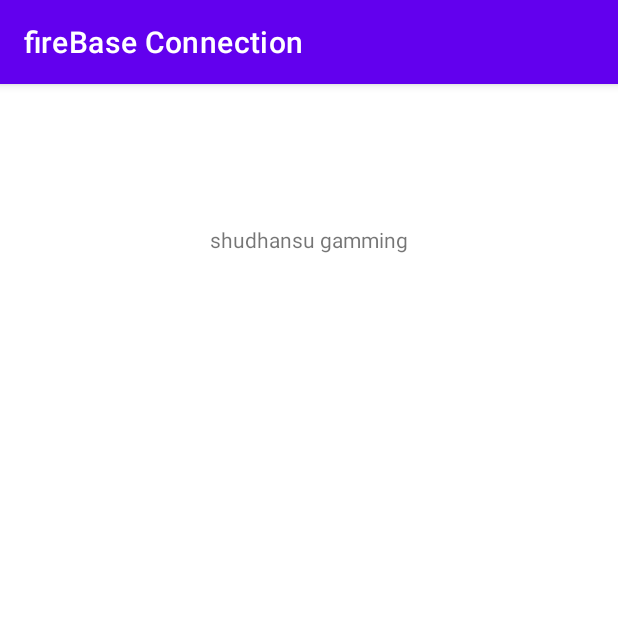
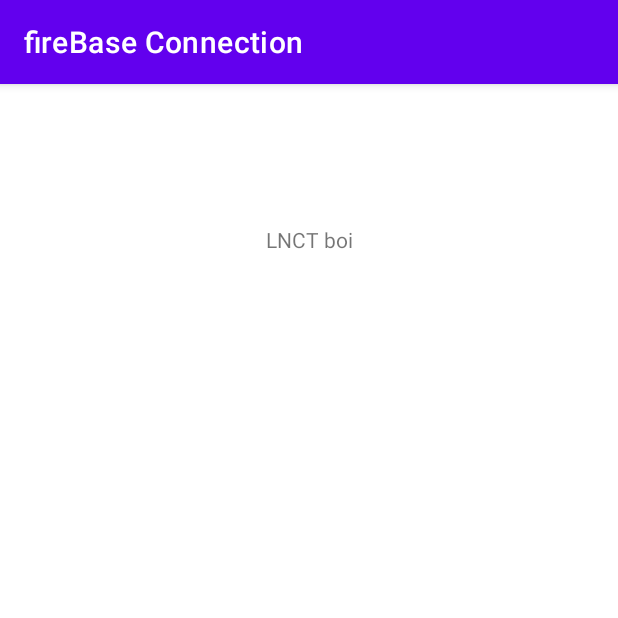
Before and after one commit to KalashBharti/fireBase_Connection, an Android app: the screen it shows after launch (MainActivity), on a phone screen of 412 x 824 dp, the top half of it. Run offline under Robolectric (Android 15) with nearby library versions, the phone set to English and light mode, and no system bars.

Commit message:
LNCT commit

```diff
--- a/app/src/main/res/layout/activity_main.xml
+++ b/app/src/main/res/layout/activity_main.xml
@@ -9,7 +9,7 @@
     <TextView
         android:layout_width="wrap_content"
         android:layout_height="wrap_content"
-        android:text="shudhansu gamming"
+        android:text="LNCT boi"
         app:layout_constraintBottom_toBottomOf="parent"
         app:layout_constraintEnd_toEndOf="parent"
         app:layout_constraintStart_toStartOf="parent"
```
